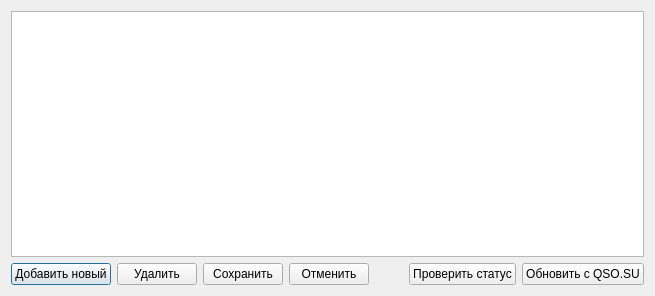
Before: the Qt Designer form callsigns.ui in qsosu/logger, drawn with Qt 5.
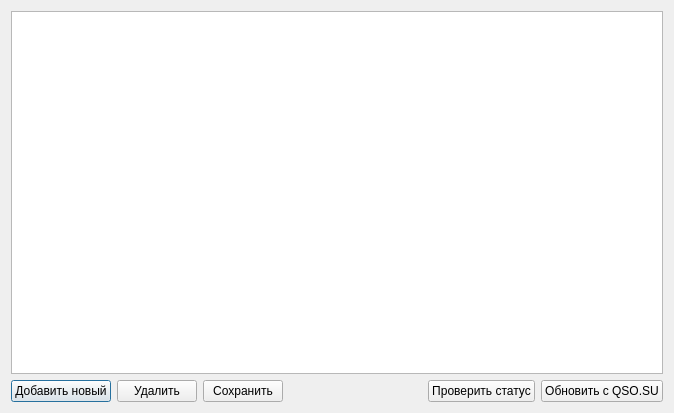
After: the same form once the commit is applied. Icons and pictures are not drawn.

Diff of the .ui file:
```diff
--- a/callsigns.ui
+++ b/callsigns.ui
@@ -6,8 +6,8 @@
    <rect>
     <x>0</x>
     <y>0</y>
-    <width>655</width>
-    <height>296</height>
+    <width>674</width>
+    <height>413</height>
    </rect>
   </property>
   <property name="windowTitle">
@@ -45,16 +45,9 @@
       </widget>
      </item>
      <item>
-      <widget class="QPushButton" name="cancelButton">
-       <property name="text">
-        <string>Отменить</string>
-       </property>
-      </widget>
-     </item>
-     <item>
-      <spacer name="horizontalSpacer">
+      <spacer name="horizontalSpacer_2">
        <property name="orientation">
-        <enum>Qt::Orientation::Horizontal</enum>
+        <enum>Qt::Horizontal</enum>
        </property>
        <property name="sizeHint" stdset="0">
         <size>
```
